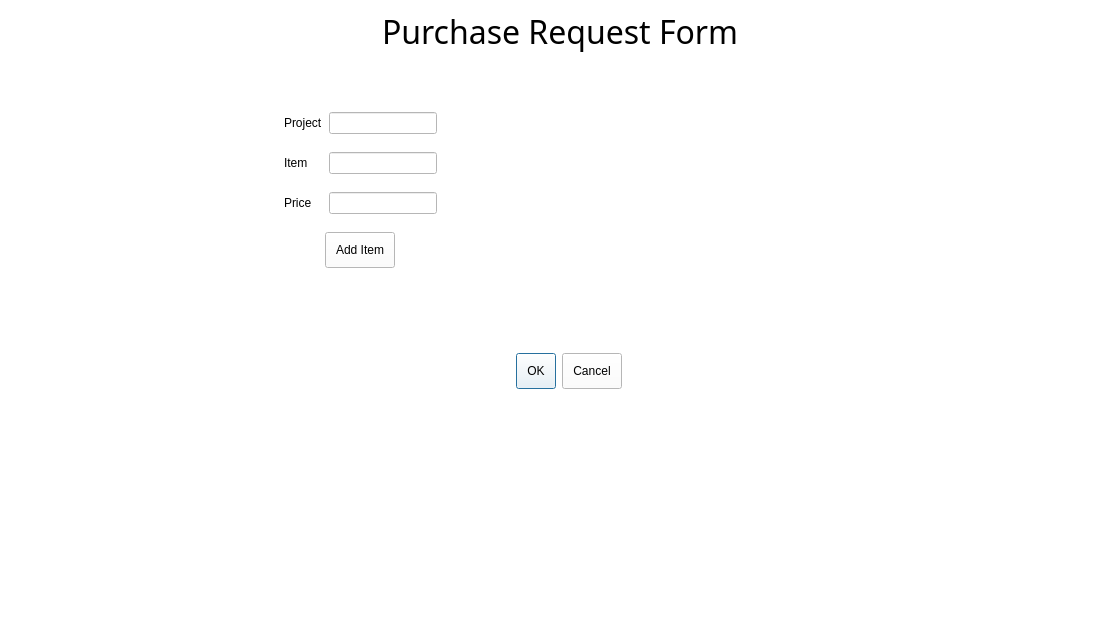
This is requestitem.ui in arc-bphc/sims-gui as Qt 5 draws it before an edit. The edited form follows.
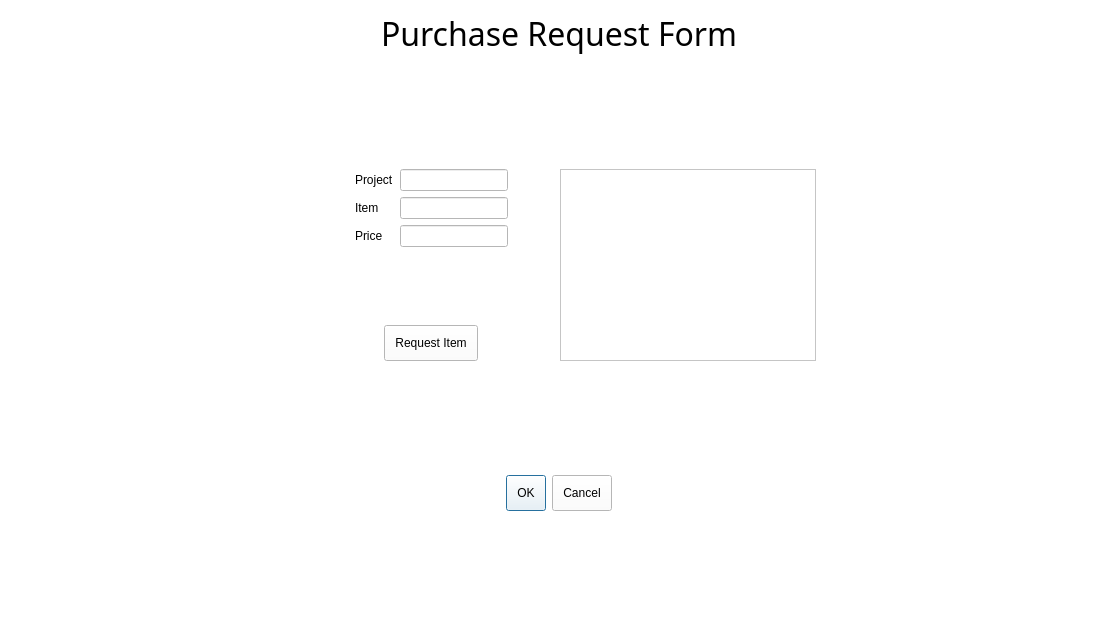
This is the edited form.

Diff of the .ui file:
```diff
--- a/requestitem.ui
+++ b/requestitem.ui
@@ -18,125 +18,192 @@
 QWidget {background-color: rgb(255, 255, 255)}
 </string>
   </property>
-  <widget class="QWidget" name="layoutWidget">
-   <property name="geometry">
-    <rect>
-     <x>170</x>
-     <y>100</y>
-     <width>381</width>
-     <height>180</height>
-    </rect>
-   </property>
-   <layout class="QGridLayout" name="gridLayout_2">
-    <item row="2" column="2">
-     <widget class="QLineEdit" name="price"/>
-    </item>
-    <item row="0" column="2">
-     <widget class="QLineEdit" name="project"/>
-    </item>
-    <item row="2" column="1">
-     <widget class="QLabel" name="label_7">
-      <property name="text">
-       <string>Price</string>
-      </property>
-     </widget>
-    </item>
-    <item row="1" column="2">
-     <widget class="QLineEdit" name="item"/>
-    </item>
-    <item row="0" column="1">
-     <widget class="QLabel" name="label_5">
-      <property name="text">
-       <string>Project</string>
-      </property>
-     </widget>
-    </item>
-    <item row="1" column="1">
-     <widget class="QLabel" name="label_6">
-      <property name="text">
-       <string>Item</string>
-      </property>
-     </widget>
-    </item>
-    <item row="2" column="0">
-     <spacer name="horizontalSpacer">
-      <property name="orientation">
-       <enum>Qt::Horizontal</enum>
-      </property>
-      <property name="sizeHint" stdset="0">
-       <size>
-        <width>40</width>
-        <height>20</height>
-       </size>
-      </property>
-     </spacer>
-    </item>
-    <item row="2" column="3">
-     <spacer name="horizontalSpacer_2">
-      <property name="orientation">
-       <enum>Qt::Horizontal</enum>
-      </property>
-      <property name="sizeHint" stdset="0">
-       <size>
-        <width>40</width>
-        <height>20</height>
-       </size>
-      </property>
-     </spacer>
-    </item>
-    <item row="3" column="0" colspan="4" alignment="Qt::AlignHCenter">
-     <widget class="QPushButton" name="pushButton">
-      <property name="text">
-       <string>Add Item</string>
-      </property>
-     </widget>
-    </item>
-   </layout>
-  </widget>
-  <widget class="QLabel" name="label">
-   <property name="geometry">
-    <rect>
-     <x>382</x>
-     <y>10</y>
-     <width>357</width>
-     <height>43</height>
-    </rect>
-   </property>
-   <property name="sizePolicy">
-    <sizepolicy hsizetype="Preferred" vsizetype="Fixed">
-     <horstretch>0</horstretch>
-     <verstretch>0</verstretch>
-    </sizepolicy>
-   </property>
-   <property name="font">
-    <font>
-     <family>Noto Sans</family>
-     <pointsize>24</pointsize>
-     <weight>9</weight>
-     <italic>false</italic>
-     <bold>false</bold>
-    </font>
-   </property>
-   <property name="styleSheet">
-    <string notr="true">font: 75 24pt &quot;Noto Sans&quot;;</string>
-   </property>
-   <property name="text">
-    <string>Purchase Request Form</string>
-   </property>
-  </widget>
-  <widget class="QDialogButtonBox" name="buttonBox">
-   <property name="geometry">
-    <rect>
-     <x>499</x>
-     <y>349</y>
-     <width>123</width>
-     <height>44</height>
-    </rect>
-   </property>
-   <property name="standardButtons">
-    <set>QDialogButtonBox::Cancel|QDialogButtonBox::Ok</set>
-   </property>
-  </widget>
+  <layout class="QGridLayout" name="gridLayout_3">
+   <item row="0" column="1">
+    <layout class="QGridLayout" name="gridLayout">
+     <item row="0" column="0" colspan="3" alignment="Qt::AlignHCenter">
+      <widget class="QLabel" name="label">
+       <property name="sizePolicy">
+        <sizepolicy hsizetype="Preferred" vsizetype="Fixed">
+         <horstretch>0</horstretch>
+         <verstretch>0</verstretch>
+        </sizepolicy>
+       </property>
+       <property name="font">
+        <font>
+         <family>Noto Sans</family>
+         <pointsize>24</pointsize>
+         <weight>9</weight>
+         <italic>false</italic>
+         <bold>false</bold>
+        </font>
+       </property>
+       <property name="styleSheet">
+        <string notr="true">font: 75 24pt &quot;Noto Sans&quot;;</string>
+       </property>
+       <property name="text">
+        <string>Purchase Request Form</string>
+       </property>
+      </widget>
+     </item>
+     <item row="1" column="0" colspan="3">
+      <spacer name="verticalSpacer">
+       <property name="orientation">
+        <enum>Qt::Vertical</enum>
+       </property>
+       <property name="sizeHint" stdset="0">
+        <size>
+         <width>20</width>
+         <height>40</height>
+        </size>
+       </property>
+      </spacer>
+     </item>
+     <item row="4" column="0" colspan="3" alignment="Qt::AlignHCenter">
+      <widget class="QDialogButtonBox" name="buttonBox">
+       <property name="standardButtons">
+        <set>QDialogButtonBox::Cancel|QDialogButtonBox::Ok</set>
+       </property>
+      </widget>
+     </item>
+     <item row="5" column="0" colspan="3">
+      <spacer name="verticalSpacer_3">
+       <property name="orientation">
+        <enum>Qt::Vertical</enum>
+       </property>
+       <property name="sizeHint" stdset="0">
+        <size>
+         <width>20</width>
+         <height>40</height>
+        </size>
+       </property>
+      </spacer>
+     </item>
+     <item row="2" column="2">
+      <widget class="QTableView" name="tableView"/>
+     </item>
+     <item row="3" column="0" colspan="3">
+      <spacer name="verticalSpacer_2">
+       <property name="orientation">
+        <enum>Qt::Vertical</enum>
+       </property>
+       <property name="sizeHint" stdset="0">
+        <size>
+         <width>20</width>
+         <height>40</height>
+        </size>
+       </property>
+      </spacer>
+     </item>
+     <item row="2" column="1">
+      <layout class="QGridLayout" name="gridLayout_2">
+       <item row="2" column="2">
+        <widget class="QLineEdit" name="price"/>
+       </item>
+       <item row="0" column="2">
+        <widget class="QLineEdit" name="project"/>
+       </item>
+       <item row="2" column="1">
+        <widget class="QLabel" name="label_7">
+         <property name="text">
+          <string>Price</string>
+         </property>
+        </widget>
+       </item>
+       <item row="1" column="2">
+        <widget class="QLineEdit" name="item"/>
+       </item>
+       <item row="2" column="3">
+        <spacer name="horizontalSpacer_2">
+         <property name="orientation">
+          <enum>Qt::Horizontal</enum>
+         </property>
+         <property name="sizeHint" stdset="0">
+          <size>
+           <width>40</width>
+           <height>20</height>
+          </size>
+         </property>
+        </spacer>
+       </item>
+       <item row="0" column="1">
+        <widget class="QLabel" name="label_5">
+         <property name="text">
+          <string>Project</string>
+         </property>
+        </widget>
+       </item>
+       <item row="1" column="1">
+        <widget class="QLabel" name="label_6">
+         <property name="text">
+          <string>Item</string>
+         </property>
+        </widget>
+       </item>
+       <item row="3" column="0" colspan="4">
+        <spacer name="verticalSpacer_4">
+         <property name="orientation">
+          <enum>Qt::Vertical</enum>
+         </property>
+         <property name="sizeHint" stdset="0">
+          <size>
+           <width>20</width>
+           <height>40</height>
+          </size>
+         </property>
+        </spacer>
+       </item>
+       <item row="4" column="0" colspan="4" alignment="Qt::AlignHCenter">
+        <widget class="QPushButton" name="requestItemButton">
+         <property name="text">
+          <string>Request Item</string>
+         </property>
+        </widget>
+       </item>
+       <item row="2" column="0">
+        <spacer name="horizontalSpacer">
+         <property name="orientation">
+          <enum>Qt::Horizontal</enum>
+         </property>
+         <property name="sizeHint" stdset="0">
+          <size>
+           <width>40</width>
+           <height>20</height>
+          </size>
+         </property>
+        </spacer>
+       </item>
+      </layout>
+     </item>
+    </layout>
+   </item>
+   <item row="0" column="0">
+    <spacer name="horizontalSpacer_3">
+     <property name="orientation">
+      <enum>Qt::Horizontal</enum>
+     </property>
+     <property name="sizeHint" stdset="0">
+      <size>
+       <width>40</width>
+       <height>20</height>
+      </size>
+     </property>
+    </spacer>
+   </item>
+   <item row="0" column="2">
+    <spacer name="horizontalSpacer_4">
+     <property name="orientation">
+      <enum>Qt::Horizontal</enum>
+     </property>
+     <property name="sizeHint" stdset="0">
+      <size>
+       <width>40</width>
+       <height>20</height>
+      </size>
+     </property>
+    </spacer>
+   </item>
+  </layout>
   <zorder>layoutWidget</zorder>
   <zorder>horizontalSpacer_2</zorder>
  </widget>
```
Left out of the diff: 3 changed lines with no effect on the pictures.
